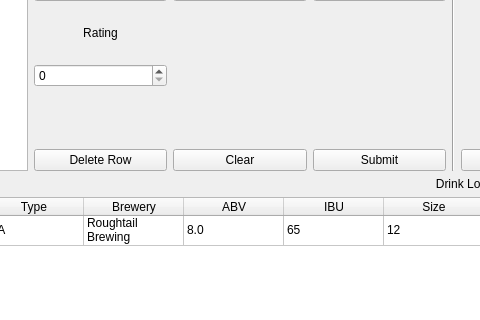
minorsecond/BuzzBot, file src/mainwindow.ui: the form before one commit; both pictures show x 237 to 717 and y 173 to 493 of the 1397 by 686 pixel window.
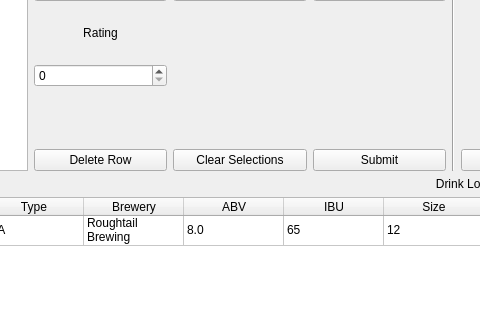
The form after the commit.

Commit message: Update clear button title to more apt name

```diff
--- a/src/mainwindow.ui
+++ b/src/mainwindow.ui
@@ -36,7 +36,7 @@
        </sizepolicy>
       </property>
       <property name="text">
-       <string>Clear</string>
+       <string>Clear Selections</string>
       </property>
      </widget>
     </item>
```
